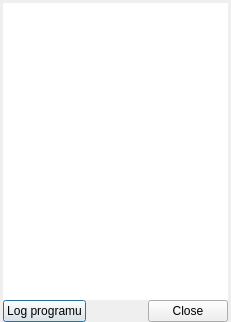
nowrep/SuplChecker, file src/aboutdialog.ui: the form before one commit.
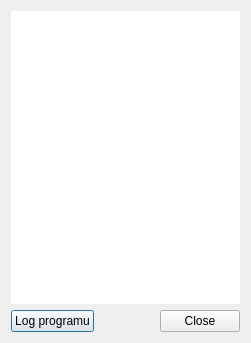
The form after the commit. Icons and pictures are not drawn.

Patch:
```diff
--- a/src/aboutdialog.ui
+++ b/src/aboutdialog.ui
@@ -6,8 +6,8 @@
    <rect>
     <x>0</x>
     <y>0</y>
-    <width>231</width>
-    <height>322</height>
+    <width>251</width>
+    <height>343</height>
    </rect>
   </property>
   <property name="windowTitle">
@@ -17,21 +17,6 @@
    <bool>true</bool>
   </property>
   <layout class="QVBoxLayout" name="verticalLayout_2">
-   <property name="spacing">
-    <number>0</number>
-   </property>
-   <property name="leftMargin">
-    <number>3</number>
-   </property>
-   <property name="topMargin">
-    <number>3</number>
-   </property>
-   <property name="rightMargin">
-    <number>3</number>
-   </property>
-   <property name="bottomMargin">
-    <number>0</number>
-   </property>
    <item>
     <widget class="QFrame" name="frame">
      <property name="styleSheet">
@@ -126,6 +111,12 @@
     <layout class="QHBoxLayout" name="horizontalLayout">
      <item>
       <widget class="QPushButton" name="pushButton">
+       <property name="sizePolicy">
+        <sizepolicy hsizetype="Minimum" vsizetype="Preferred">
+         <horstretch>0</horstretch>
+         <verstretch>0</verstretch>
+        </sizepolicy>
+       </property>
        <property name="text">
         <string>Log programu</string>
        </property>
```
